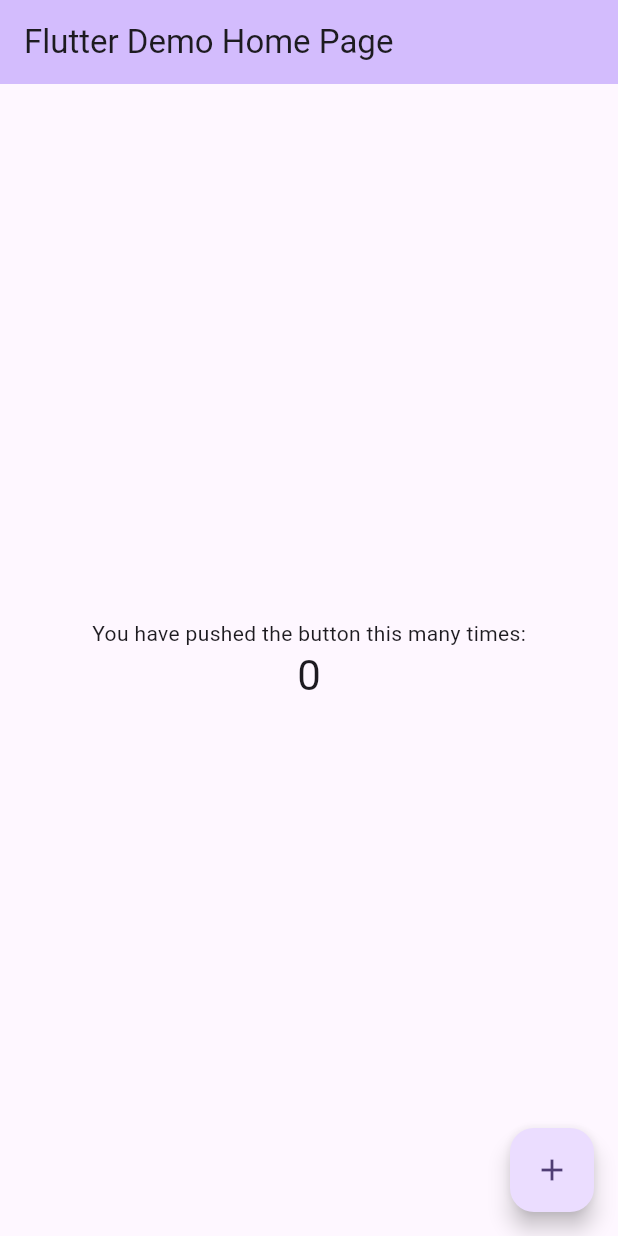
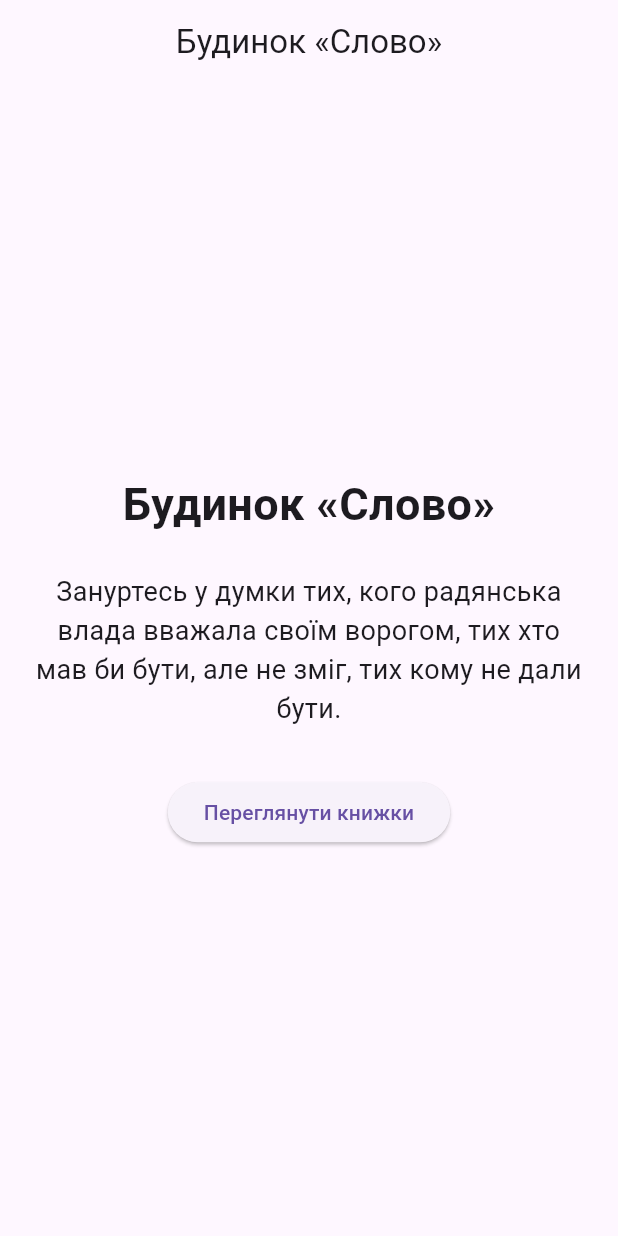
Before and after one commit to Maxdana/flutter-widgets-bratishko, a Flutter app: the screen it shows after launch, on a phone screen of 412 x 824 dp. Run offline on Flutter 3.47's test engine with Material 3 defaults, Android fonts, the phone set to English and light mode, and no system bars.

Commit message:
Створено головний екран застосунку

```diff
--- a/lib/main.dart
+++ b/lib/main.dart
@@ -1,4 +1,6 @@
+
 import 'package:flutter/material.dart';
+import 'screens/home_screen.dart';
 
 void main() {
   runApp(const MyApp());
@@ -7,116 +9,12 @@ void main() {
 class MyApp extends StatelessWidget {
   const MyApp({super.key});
 
-  // This widget is the root of your application.
   @override
   Widget build(BuildContext context) {
     return MaterialApp(
-      title: 'Flutter Demo',
-      theme: ThemeData(
-        // This is the theme of your application.
-        //
-        // TRY THIS: Try running your application with "flutter run". You'll see
-        // the application has a purple toolbar. Then, without quitting the app,
-        // try changing the seedColor in the colorScheme below to Colors.green
-        // and then invoke "hot reload" (save your changes or press the "hot
-        // reload" button in a Flutter-supported IDE, or press "r" if you used
-        // the command line to start the app).
-        //
-        // Notice that the counter didn't reset back to zero; the application
-        // state is not lost during the reload. To reset the state, use hot
-        // restart instead.
-        //
-        // This works for code too, not just values: Most code changes can be
-        // tested with just a hot reload.
-        colorScheme: .fromSeed(seedColor: Colors.deepPurple),
-      ),
-      home: const MyHomePage(title: 'Flutter Demo Home Page'),
+      debugShowCheckedModeBanner: false,
+      title: 'Будинок «Слово»',
+      home: const HomeScreen(),
     );
   }
 }
-
-class MyHomePage extends StatefulWidget {
-  const MyHomePage({super.key, required this.title});
-
-  // This widget is the home page of your application. It is stateful, meaning
-  // that it has a State object (defined below) that contains fields that affect
-  // how it looks.
-
-  // This class is the configuration for the state. It holds the values (in this
-  // case the title) provided by the parent (in this case the App widget) and
-  // used by the build method of the State. Fields in a Widget subclass are
-  // always marked "final".
-
-  final String title;
-
-  @override
-  State<MyHomePage> createState() => _MyHomePageState();
-}
-
-class _MyHomePageState extends State<MyHomePage> {
-  int _counter = 0;
-
-  void _incrementCounter() {
-    setState(() {
-      // This call to setState tells the Flutter framework that something has
-      // changed in this State, which causes it to rerun the build method below
-      // so that the display can reflect the updated values. If we changed
-      // _counter without calling setState(), then the build method would not be
-      // called again, and so nothing would appear to happen.
-      _counter++;
-    });
-  }
-
-  @override
-  Widget build(BuildContext context) {
-    // This method is rerun every time setState is called, for instance as done
-    // by the _incrementCounter method above.
-    //
-    // The Flutter framework has been optimized to make rerunning build methods
-    // fast, so that you can just rebuild anything that needs updating rather
-    // than having to individually change instances of widgets.
-    return Scaffold(
-      appBar: AppBar(
-        // TRY THIS: Try changing the color here to a specific color (to
-        // Colors.amber, perhaps?) and trigger a hot reload to see the AppBar
-        // change color while the other colors stay the same.
-        backgroundColor: Theme.of(context).colorScheme.inversePrimary,
-        // Here we take the value from the MyHomePage object that was created by
-        // the App.build method, and use it to set our appbar title.
-        title: Text(widget.title),
-      ),
-      body: Center(
-        // Center is a layout widget. It takes a single child and positions it
-        // in the middle of the parent.
-        child: Column(
-          // Column is also a layout widget. It takes a list of children and
-          // arranges them vertically. By default, it sizes itself to fit its
-          // children horizontally, and tries to be as tall as its parent.
-          //
-          // Column has various properties to control how it sizes itself and
-          // how it positions its children. Here we use mainAxisAlignment to
-          // center the children vertically; the main axis here is the vertical
-          // axis because Columns are vertical (the cross axis would be
-          // horizontal).
-          //
-          // TRY THIS: Invoke "debug painting" (choose the "Toggle Debug Paint"
-          // action in the IDE, or press "p" in the console), to see the
-          // wireframe for each widget.
-          mainAxisAlignment: .center,
-          children: [
-            const Text('You have pushed the button this many times:'),
-            Text(
-              '$_counter',
-              style: Theme.of(context).textTheme.headlineMedium,
-            ),
-          ],
-        ),
-      ),
-      floatingActionButton: FloatingActionButton(
-        onPressed: _incrementCounter,
-        tooltip: 'Increment',
-        child: const Icon(Icons.add),
-      ),
-    );
-  }
-}
--- a/lib/screens/home_screen.dart
+++ b/lib/screens/home_screen.dart
@@ -0,0 +1,45 @@
+
+import 'package:flutter/material.dart';
+
+class HomeScreen extends StatelessWidget {
+  const HomeScreen({super.key});
+
+  @override
+  Widget build(BuildContext context) {
+    return Scaffold(
+      appBar: AppBar(
+        title: const Text('Будинок «Слово»'),
+        centerTitle: true,
+      ),
+      body: Padding(
+        padding: const EdgeInsets.all(24),
+        child: Column(
+          mainAxisAlignment: MainAxisAlignment.center,
+          children: [
+            const Text(
+              'Будинок «Слово»',
+              style: TextStyle(
+                fontSize: 30,
+                fontWeight: FontWeight.bold,
+              ),
+              textAlign: TextAlign.center,
+            ),
+            const SizedBox(height: 24),
+            const Text(
+              'Зануртесь у думки тих, кого радянська влада '
+              'вважала своїм ворогом, тих хто мав би бути, '
+              'але не зміг, тих кому не дали бути.',
+              style: TextStyle(fontSize: 18),
+              textAlign: TextAlign.center,
+            ),
+            const SizedBox(height: 32),
+            ElevatedButton(
+              onPressed: () {},
+              child: const Text('Переглянути книжки'),
+            ),
+          ],
+        ),
+      ),
+    );
+  }
+}
```
